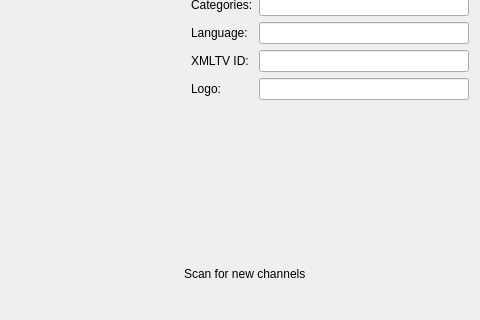
This is src/ui/playlist/PlaylistEditor.ui in ntadej/tano as Qt 5 draws it before an edit; both pictures show x 120 to 600 and y 180 to 500 of the 600 by 500 pixel window. The edited form follows.
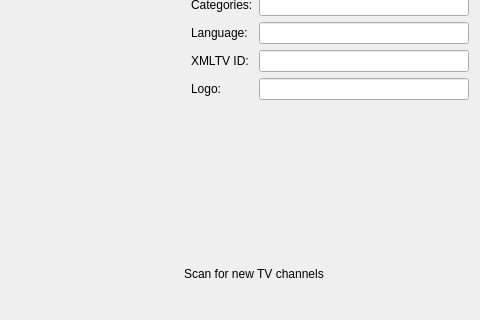
This is the edited form. Icons and pictures are not drawn. Custom widgets are drawn as their Qt base class.

Commit message: Update channels scan

```diff
--- a/src/ui/playlist/PlaylistEditor.ui
+++ b/src/ui/playlist/PlaylistEditor.ui
@@ -310,7 +310,7 @@
     <set>Qt::LeftDockWidgetArea|Qt::RightDockWidgetArea</set>
    </property>
    <property name="windowTitle">
-    <string>Scan for new channels</string>
+    <string>Scan for new TV channels</string>
    </property>
    <attribute name="dockWidgetArea">
     <number>2</number>
```
The commit also changes 10 other files.
